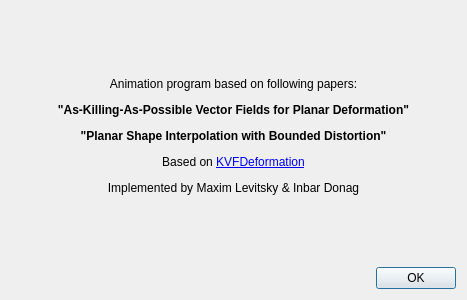
Qt form GUI/About.ui (maximlevitsky/animations-editor-bdmorph) before a commit.
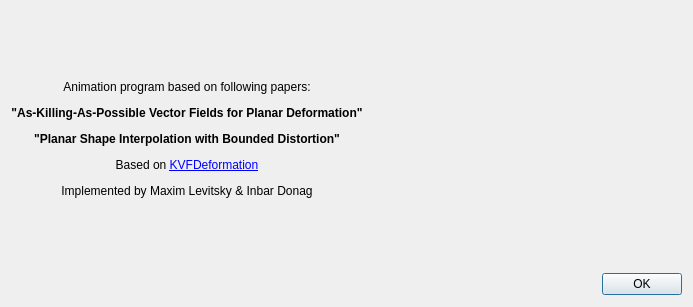
The same form after that commit. Icons and pictures are not drawn.

```diff
--- a/GUI/About.ui
+++ b/GUI/About.ui
@@ -6,15 +6,19 @@
    <rect>
     <x>0</x>
     <y>0</y>
-    <width>467</width>
-    <height>300</height>
+    <width>693</width>
+    <height>307</height>
    </rect>
   </property>
   <property name="windowTitle">
    <string>About</string>
   </property>
-  <layout class="QVBoxLayout" name="verticalLayout">
-   <item>
+  <property name="windowIcon">
+   <iconset resource="resources/resources.rc">
+    <normaloff>:/MainWindow/icon/icon.png</normaloff>:/MainWindow/icon/icon.png</iconset>
+  </property>
+  <layout class="QGridLayout" name="gridLayout">
+   <item row="0" column="0">
     <widget class="QLabel" name="label">
      <property name="text">
       <string>&lt;html&gt;&lt;head/&gt;&lt;body&gt;&lt;p&gt;Animation program based on following papers:&lt;/p&gt;&lt;p&gt;&lt;span style=&quot; font-weight:600;&quot;&gt;&amp;quot;As-Killing-As-Possible Vector Fields for Planar Deformation&amp;quot;&lt;/span&gt;&lt;/p&gt;&lt;p&gt;&lt;span style=&quot; font-weight:600;&quot;&gt;&amp;quot;Planar Shape Interpolation with Bounded Distortion&amp;quot;&lt;/span&gt;&lt;/p&gt;&lt;p&gt;Based on &lt;a href=&quot;http://www.cs.technion.ac.il/~cggc/Upload/Projects/KVFDeformation/download.html&quot;&gt;&lt;span style=&quot; text-decoration: underline; color:#0000ff;&quot;&gt;KVFDeformation&lt;/span&gt;&lt;/a&gt;&lt;/p&gt;&lt;p&gt;Implemented by Maxim Levitsky &amp;amp; Inbar Donag&lt;/p&gt;&lt;/body&gt;&lt;/html&gt;</string>
@@ -30,7 +34,32 @@
      </property>
     </widget>
    </item>
-   <item>
+   <item row="0" column="1">
+    <widget class="QLabel" name="label_2">
+     <property name="minimumSize">
+      <size>
+       <width>0</width>
+       <height>0</height>
+      </size>
+     </property>
+     <property name="maximumSize">
+      <size>
+       <width>256</width>
+       <height>256</height>
+      </size>
+     </property>
+     <property name="text">
+      <string/>
+     </property>
+     <property name="pixmap">
+      <pixmap resource="resources/resources.rc">:/MainWindow/icon/icon.png</pixmap>
+     </property>
+     <property name="scaledContents">
+      <bool>true</bool>
+     </property>
+    </widget>
+   </item>
+   <item row="1" column="1">
     <widget class="QDialogButtonBox" name="buttonBox">
      <property name="orientation">
       <enum>Qt::Horizontal</enum>
```
Left out of the diff: 4 changed lines with no effect on the pictures.
